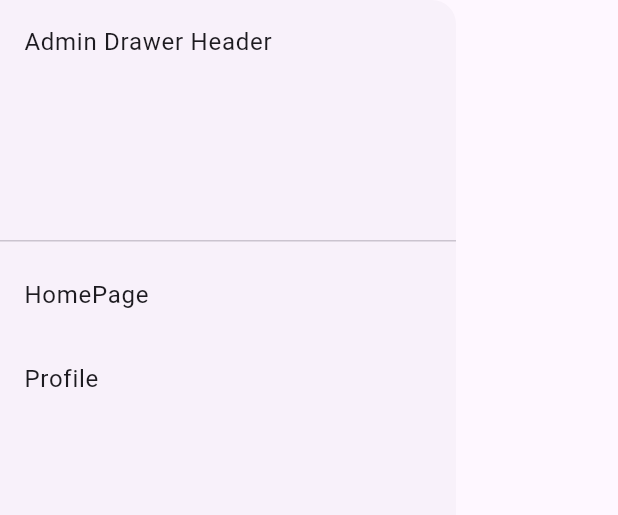
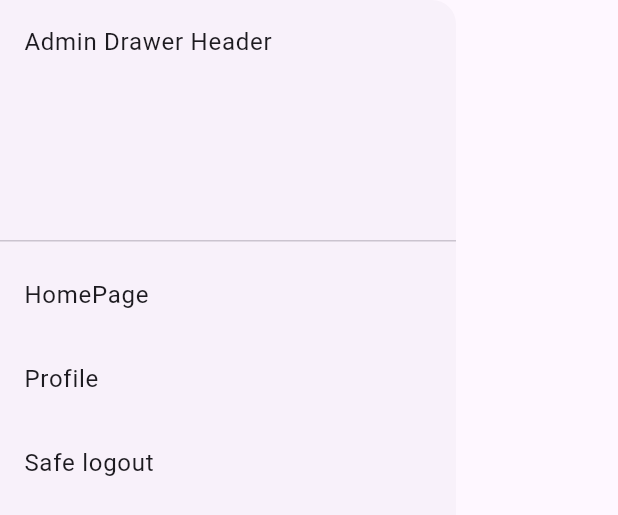
Before and after one commit to AhmetEminSaglik/BloodCheck-Mobil-App, a Flutter app: the AdminDrawer widget shown alone on an empty page, opened directly, on a phone screen of 412 x 824 dp. Shown: the top 515 px of the screen. Run offline on Flutter 3.47's test engine with Material 2 defaults, Android fonts, the phone set to English and light mode, and no system bars; our stand-ins replace fl_chart, font_awesome_flutter, shared_preferences; missing offline and left inert: dart:ffi; accounts and stored records are empty; network calls fail.

Commit message:
Safe logout Drawer Item is added

```diff
--- a/Flutter-Harpia-Health-Analysis/lib/Pages/afterlogin/homepage/HomePageDoctor.dart
+++ b/Flutter-Harpia-Health-Analysis/lib/Pages/afterlogin/homepage/HomePageDoctor.dart
@@ -3,7 +3,7 @@ import 'package:flutter_harpia_health_analysis/httprequest/HttpRequestDoctor.dar
 import 'package:flutter_harpia_health_analysis/util/SharedPref.dart';
 import '../../../model/EnumUserProp.dart';
 import '../../../model/user/Patient.dart';
-import '../../../util/patient/PatientListFutureBuilder.dart';
+import 'listview/patient/PatientListFutureBuilder.dart';
 
 class HomePageDoctor extends StatefulWidget {
   const HomePageDoctor({Key? key}) : super(key: key);
--- a/Flutter-Harpia-Health-Analysis/lib/Pages/afterlogin/homepage/admin/HomePageDoctorList.dart
+++ b/Flutter-Harpia-Health-Analysis/lib/Pages/afterlogin/homepage/admin/HomePageDoctorList.dart
@@ -2,7 +2,7 @@ import 'package:flutter/material.dart';
 
 import '../../../../httprequest/HttpRequestDoctor.dart';
 import '../../../../model/user/Doctor.dart';
-import '../../../../util/doctor/DoctorListFutureBuilder.dart';
+import '../listview/doctor/DoctorListFutureBuilder.dart';
 
 class HomePageDoctorList extends StatelessWidget {
   const HomePageDoctorList({Key? key}) : super(key: key);
--- a/Flutter-Harpia-Health-Analysis/lib/Pages/afterlogin/homepage/admin/HomePagePatientList.dart
+++ b/Flutter-Harpia-Health-Analysis/lib/Pages/afterlogin/homepage/admin/HomePagePatientList.dart
@@ -1,8 +1,7 @@
 import 'package:flutter/material.dart';
-import 'package:flutter_harpia_health_analysis/util/patient/PatientListFutureBuilder.dart';
-
 import '../../../../httprequest/HttpRequestPatient.dart';
 import '../../../../model/user/Patient.dart';
+import '../listview/patient/PatientListFutureBuilder.dart';
 
 class HomePagePatientList extends StatelessWidget {
   const HomePagePatientList({Key? key}) : super(key: key);
--- a/Flutter-Harpia-Health-Analysis/lib/Pages/afterlogin/homepage/drawer/AdminDrawer.dart
+++ b/Flutter-Harpia-Health-Analysis/lib/Pages/afterlogin/homepage/drawer/AdminDrawer.dart
@@ -2,6 +2,8 @@ import 'package:flutter/material.dart';
 import 'package:flutter_harpia_health_analysis/Pages/afterlogin/homepage/admin/HomePageAdmin.dart';
 import 'package:flutter_harpia_health_analysis/Pages/afterlogin/profile/AdminProfile.dart';
 import 'package:flutter_harpia_health_analysis/Pages/afterlogin/profile/AdminProfile.dart';
+
+import '../../../../util/SafeLogoutDrawerItem.dart';
 
 class AdminDrawer extends StatefulWidget {
   @override
@@ -25,15 +27,33 @@ class _AdminDrawerState extends State<AdminDrawer> {
               context: context, title: "HomePage", selectedIndex: 0),
           _buildDrawerListTile(
               context: context, title: "Profile", selectedIndex: 1),
+          // _buildDrawerListTileSafeLogout(context:  context,title: "Safe logout",selectedIndex: 3)
+          SafeLogoutDrawerItem(),
         ],
       ),
     );
   }
 
-  ListTile _buildDrawerListTile(
-      {required BuildContext context,
-      required String title,
-      required int selectedIndex}) {
+/*  ListTile _buildDrawerListTileSafeLogout({
+    required BuildContext context,
+    required String title,
+    required int selectedIndex,
+  }) {
+    return ListTile(
+          title: Text(title),
+          onTap: () {
+            setState(() {
+              Navigator.of(context).popUntil((route) => route.isFirst); //removes all pages until first page.
+            });
+          },
+        );
+  }*/
+
+  ListTile _buildDrawerListTile({
+    required BuildContext context,
+    required String title,
+    required int selectedIndex,
+  }) {
     return ListTile(
       title: Text(title),
       onTap: () {
--- a/Flutter-Harpia-Health-Analysis/lib/Pages/afterlogin/homepage/drawer/PatientDrawer.dart
+++ b/Flutter-Harpia-Health-Analysis/lib/Pages/afterlogin/homepage/drawer/PatientDrawer.dart
@@ -4,6 +4,8 @@ import 'package:flutter_harpia_health_analysis/Pages/afterlogin/homepage/admin/H
 import 'package:flutter_harpia_health_analysis/Pages/afterlogin/profile/AdminProfile.dart';
 import 'package:flutter_harpia_health_analysis/Pages/afterlogin/profile/AdminProfile.dart';
 import 'package:flutter_harpia_health_analysis/Pages/afterlogin/profile/DoctorProfile.dart';
+
+import '../../../../util/SafeLogoutDrawerItem.dart';
 
 class PatientDrawer extends StatefulWidget {
   @override
@@ -31,6 +33,7 @@ class _PatientDrawerState extends State<PatientDrawer> {
               context: context, title: "HomePage", selectedIndex: 0),
           _buildDrawerListTile(
               context: context, title: "Profile", selectedIndex: 1),
+          SafeLogoutDrawerItem(),
         ],
       ),
     );
--- a/Flutter-Harpia-Health-Analysis/lib/util/doctor/DoctorListFutureBuilder.dart
+++ b/Flutter-Harpia-Health-Analysis/lib/Pages/afterlogin/homepage/listview/doctor/DoctorListFutureBuilder.dart
@@ -1,7 +1,7 @@
 import 'package:flutter/material.dart';
-import 'package:flutter_harpia_health_analysis/model/user/Patient.dart';
-import 'package:flutter_harpia_health_analysis/util/doctor/ListviewBuilderDoctor.dart';
-import '../../model/user/Doctor.dart';
+
+import '../../../../../model/user/Doctor.dart';
+import 'ListviewBuilderDoctor.dart';
 
 class DoctorListFutureBuilder extends StatelessWidget {
   final Future<List<Doctor>> doctorList;
--- a/Flutter-Harpia-Health-Analysis/lib/util/patient/PatientListFutureBuilder.dart
+++ b/Flutter-Harpia-Health-Analysis/lib/Pages/afterlogin/homepage/listview/patient/PatientListFutureBuilder.dart
@@ -1,8 +1,5 @@
 import 'package:flutter/material.dart';
-import 'package:flutter_harpia_health_analysis/Pages/afterlogin/homepage/HomePagePatient.dart';
 import 'package:flutter_harpia_health_analysis/model/user/Patient.dart';
-
-import '../../model/user/User.dart';
 import 'ListviewBuilderPatient.dart';
 
 class PatientListFutureBuilder extends StatelessWidget {
--- a/Flutter-Harpia-Health-Analysis/lib/Pages/main/harpia-health-analysis-main.dart
+++ b/Flutter-Harpia-Health-Analysis/lib/Pages/main/harpia-health-analysis-main.dart
@@ -20,7 +20,7 @@ class MyApp extends StatelessWidget {
         colorScheme: ColorScheme.fromSeed(seedColor: Colors.deepPurple),
         useMaterial3: true,
       ),
-      // home:  HomePage(userRoleId: 3),
+      // home:  HomePage(),
       home: const LoginPage(title: "Login"),
     );
   }
--- /dev/null
+++ b/Flutter-Harpia-Health-Analysis/lib/util/SafeLogoutDrawerItem.dart
@@ -0,0 +1,37 @@
+import 'package:flutter/material.dart';
+import 'package:flutter_harpia_health_analysis/util/SharedPref.dart';
+
+class SafeLogoutDrawerItem extends StatefulWidget {
+  // const SafeLogOutUtil({required this.context});
+  //
+  // final BuildContext context;
+
+  @override
+  State<SafeLogoutDrawerItem> createState() => _SafeLogoutDrawerItemState();
+}
+
+class _SafeLogoutDrawerItemState extends State<SafeLogoutDrawerItem> {
+  @override
+  Widget build(BuildContext context) {
+    return _buildDrawerListTileSafeLogout(context: context);
+  }
+
+  ListTile _buildDrawerListTileSafeLogout({required BuildContext context}) {
+    return ListTile(
+      title: const Text("Safe logout"),
+      onTap: () {
+        setState(() {
+          SafeLogOut.clearSharedPref();
+          Navigator.of(context).popUntil(
+              (route) => route.isFirst); //removes all pages until first page.
+        });
+      },
+    );
+  }
+}
+
+class SafeLogOut {
+  static void clearSharedPref() {
+    SharedPref.sp.clear();
+  }
+}
```
Also changed, not shown: Flutter-Harpia-Health-Analysis/lib/Pages/afterlogin/homepage/drawer/DoctorDrawer.dart (+19 -0 lines), Flutter-Harpia-Health-Analysis/lib/Pages/afterlogin/homepage/listview/doctor/ListviewBuilderDoctor.dart (renamed from Flutter-Harpia-Health-Analysis/lib/util/patient/ListviewBuilderPatient.dart, +23 -26 lines), Flutter-Harpia-Health-Analysis/lib/Pages/afterlogin/homepage/listview/patient/ListviewBuilderPatient.dart (renamed from Flutter-Harpia-Health-Analysis/lib/util/doctor/ListviewBuilderDoctor.dart, +26 -26 lines), Flutter-Harpia-Health-Analysis/lib/util/Utils.dart (line endings or trailing spaces).
